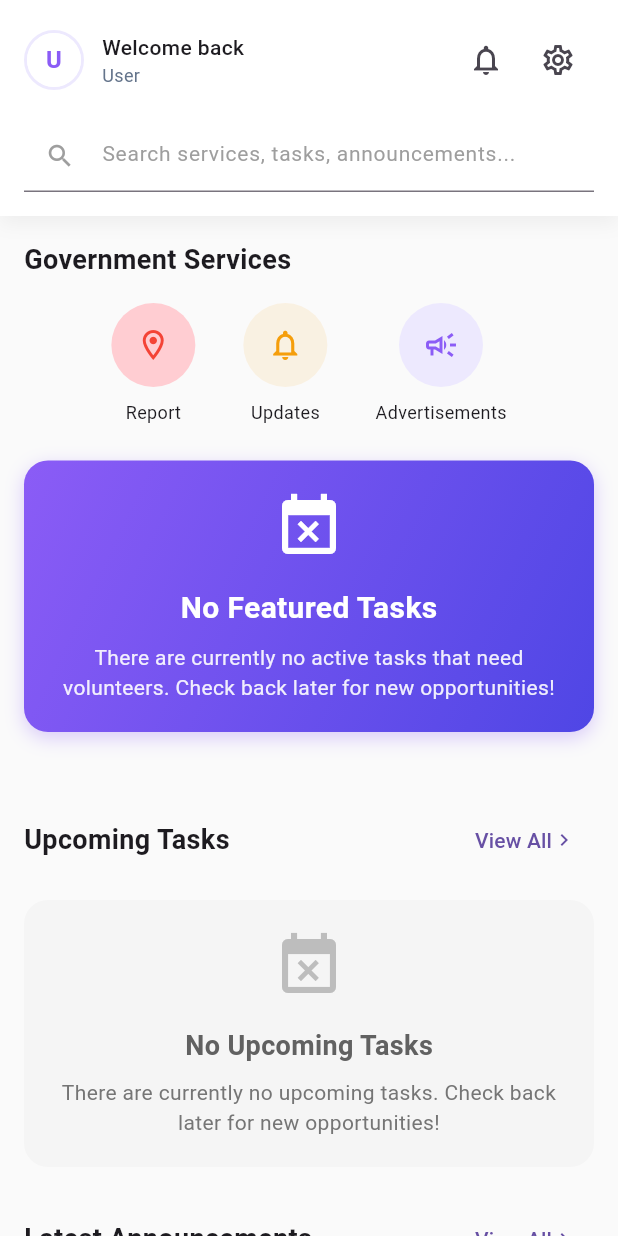
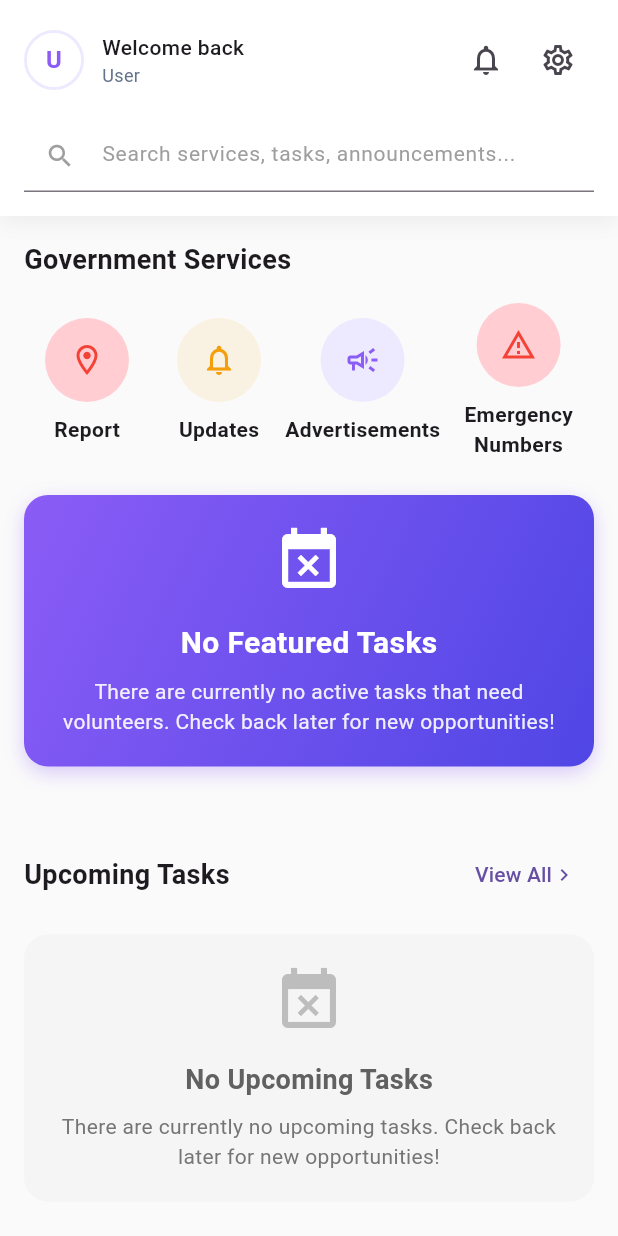
Before and after one commit to MohamedHossam2004/CivicLink, a Flutter app: the HomeScreen screen opened directly, on a phone screen of 412 x 824 dp. Run offline on Flutter 3.47's test engine with Material 3 defaults, Android fonts, the phone set to English and light mode, and no system bars; our stand-ins replace cloud_firestore, firebase_auth, firebase_core, firebase_storage, flutter_dotenv, google_maps_flutter and 4 more; missing offline and left inert: dart_openai; accounts and stored records are empty.

```diff
--- a/lib/screens/home/home_screen.dart
+++ b/lib/screens/home/home_screen.dart
@@ -1,5 +1,6 @@
 import 'package:flutter/material.dart';
 import 'package:gov_app/config/theme.dart';
+import 'package:gov_app/screens/emergency/emergency_page.dart';
 import 'package:gov_app/screens/home/widgets/announcement_card.dart';
 import 'package:gov_app/screens/home/widgets/task_card.dart';
 import 'package:cloud_firestore/cloud_firestore.dart';
@@ -369,7 +370,7 @@ class _HomeScreenState extends State<HomeScreen> {
                 // Navigate to announcements screen
               },
             ),
-            const SizedBox(width: 32),
+            const SizedBox(width: 16),
             _buildServiceItem(
               icon: Icons.campaign_outlined,
               label: 'Advertisements',
@@ -380,6 +381,21 @@ class _HomeScreenState extends State<HomeScreen> {
                   context,
                   MaterialPageRoute(
                     builder: (context) => const AdvertisementsScreen(),
+                  ),
+                );
+              },
+            ),
+            const SizedBox(width: 16),
+            _buildServiceItem(
+              icon: Icons.warning_amber_outlined,
+              label: 'Emergency\nNumbers',
+              color: Colors.red,
+              bgColor: Colors.red.shade100,
+              onTap: () {
+                Navigator.push(
+                  context,
+                  MaterialPageRoute(
+                    builder: (context) => const EmergencyNumbersPage(),
                   ),
                 );
               },
@@ -417,9 +433,10 @@ class _HomeScreenState extends State<HomeScreen> {
           const SizedBox(height: 8),
           Text(
             label,
-            style: const TextStyle(
-              fontSize: 12,
-            ),
+            textAlign: TextAlign.center,
+            maxLines: 2,
+            overflow: TextOverflow.ellipsis,
+            style: const TextStyle(fontSize: 14, fontWeight: FontWeight.w600),
           ),
         ],
       ),
```
Also changed, not shown: lib/screens/emergency/emergency_page.dart (added, +64 -0 lines).
